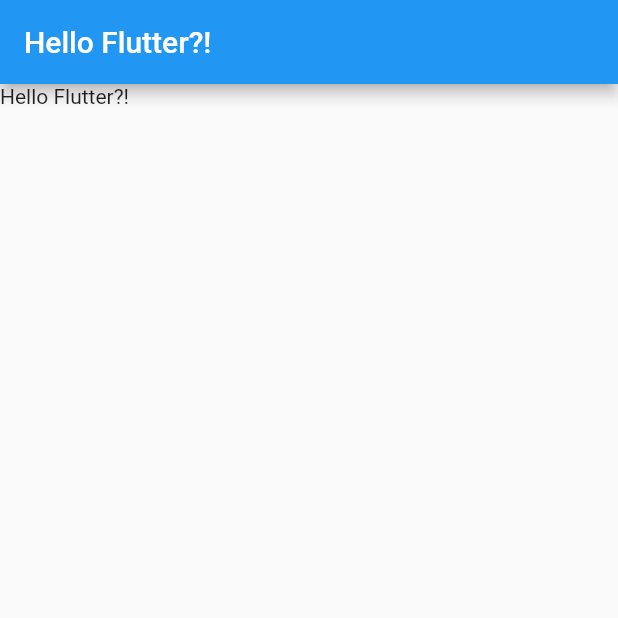
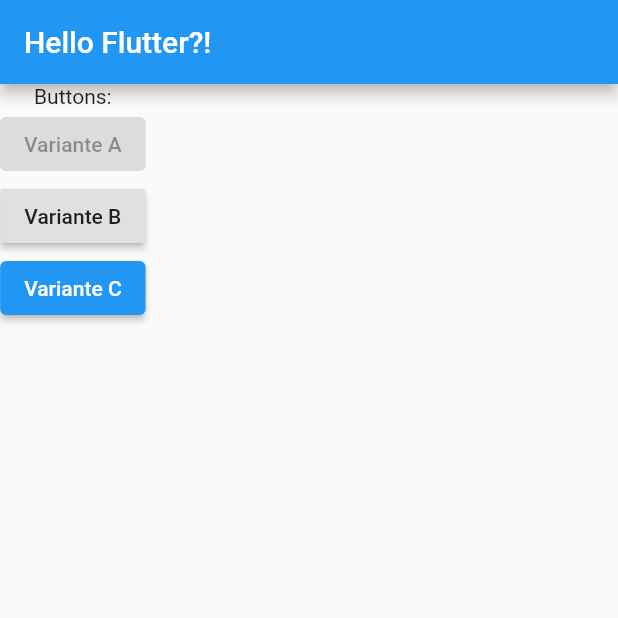
Before and after one commit to rik-wachner/Flutter_Workshop_SoSe_2021, a Flutter app: the screen it shows after launch, on a phone screen of 412 x 824 dp, the top half of it. Run offline on Flutter 3.47's test engine with Material 2 defaults, Android fonts, the phone set to English and light mode, and no system bars.

Commit message:
Checkpoint 03 - Hello Flutter Widget

```diff
--- a/lib/main.dart
+++ b/lib/main.dart
@@ -3,6 +3,11 @@
 void main() => runApp(MyCoreApp());
 
 class MyCoreApp extends StatelessWidget {
+
+  void sayHello() {
+    print('Hello Flutter?!');
+  }
+
   @override
   Widget build(BuildContext context) {
     return MaterialApp(
@@ -10,7 +15,19 @@
         appBar: AppBar(
           title: Text('Hello Flutter?!'),
         ),
-        body: Text('Hello Flutter?!'),
+        body: Column(
+          children: <Widget>[
+            Text('Buttons:'),
+            ElevatedButton(onPressed: null, child: Text('Variante A')),
+            RaisedButton(onPressed: sayHello, child: Text('Variante B')),
+            ElevatedButton(
+                onPressed: () {
+                  //TODO
+                  print("Ich möchte nicht nur Hello Flutter sagen :(");
+                },
+                child: Text('Variante C'))
+          ],
+        ),
       ),
     );
   }
```
